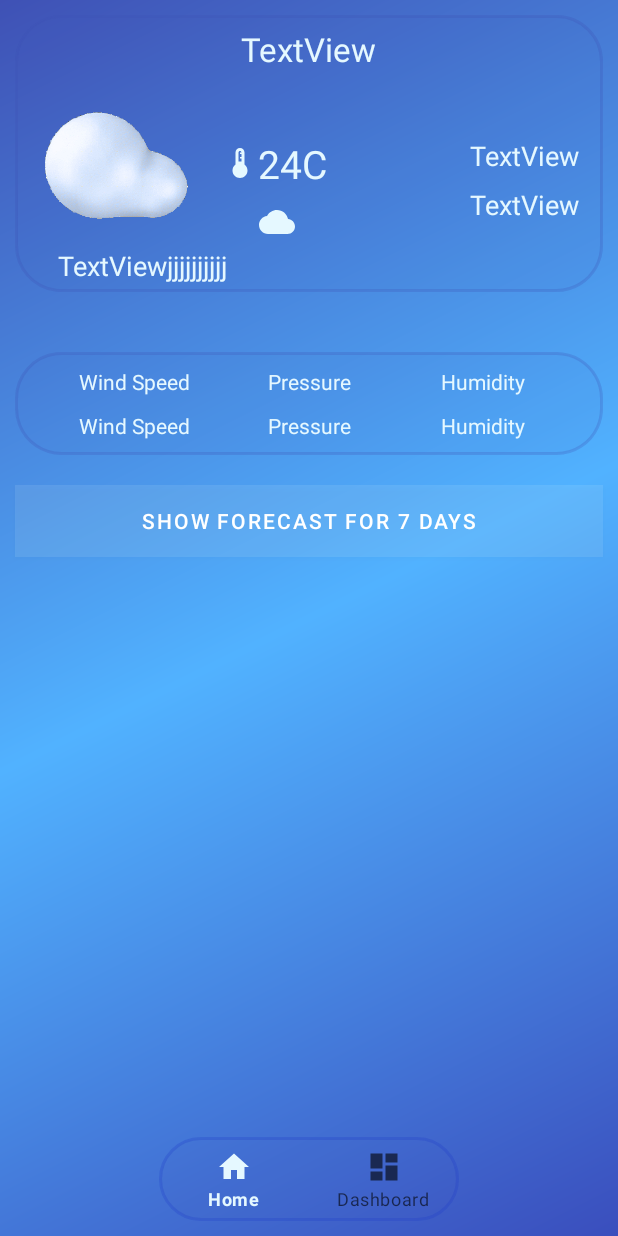
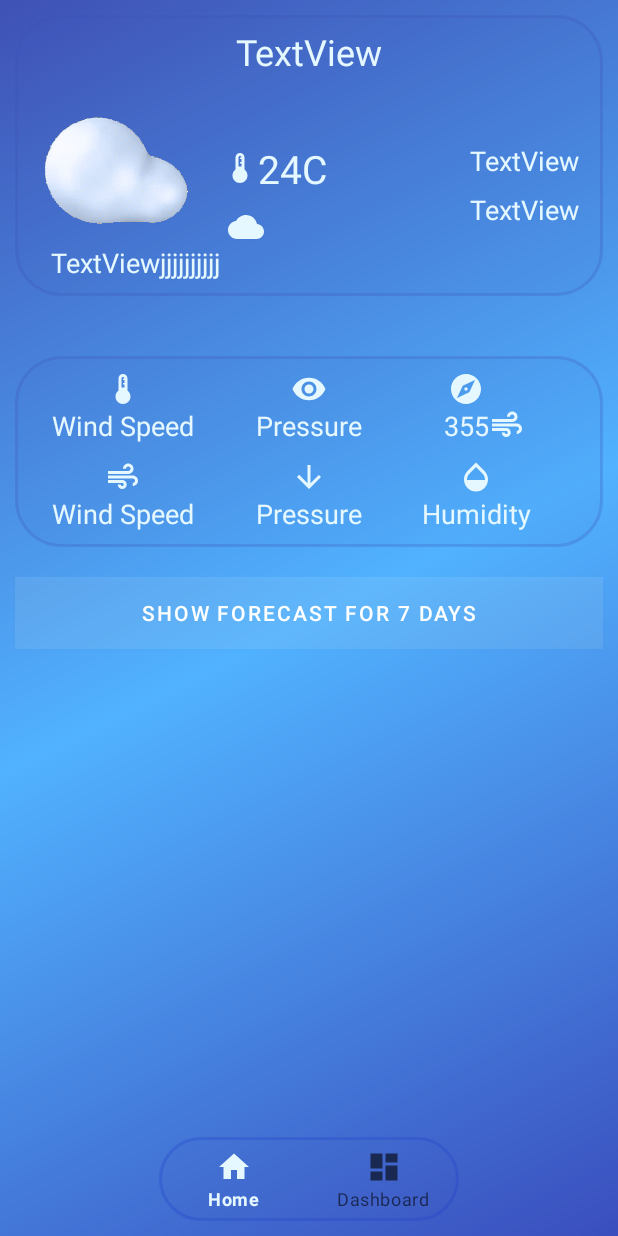
Before and after one commit to AhmedHany6161/Weather, an Android app: the screen it shows after launch (MainActivity), on a phone screen of 412 x 824 dp. Run offline under Robolectric (Android 15) with nearby library versions, the phone set to English and light mode, and no system bars; our stand-ins replace Room's generated code, navigation-ui; 2 statements that could not run were skipped.

Commit message:
version 3 home screen

```diff
--- a/app/src/main/java/com/weatherintake41itiahy/weather/mainScreenUI/home/HomeViewModel.kt
+++ b/app/src/main/java/com/weatherintake41itiahy/weather/mainScreenUI/home/HomeViewModel.kt
@@ -38,7 +38,7 @@ class HomeViewModel(application: Application) : AndroidViewModel(application) {
                 if (list != null) {
                     current = System.currentTimeMillis()
                     for (i in 0..47) {
-                        if (current <= list!![i].time) {
+                        if (current < (list!![i].time+3600000)) {
                             currentWeather = list!![i]
                             break
                         }
--- /dev/null
+++ b/app/src/main/res/drawable/air_ic.xml
@@ -0,0 +1,5 @@
+<vector android:height="24dp" android:tint="#E5F8FF"
+    android:viewportHeight="24" android:viewportWidth="24"
+    android:width="24dp" xmlns:android="http://schemas.android.com/apk/res/android">
+    <path android:fillColor="@android:color/white" android:pathData="M14.5,17c0,1.65 -1.35,3 -3,3s-3,-1.35 -3,-3h2c0,0.55 0.45,1 1,1s1,-0.45 1,-1s-0.45,-1 -1,-1H2v-2h9.5C13.15,14 14.5,15.35 14.5,17zM19,6.5C19,4.57 17.43,3 15.5,3S12,4.57 12,6.5h2C14,5.67 14.67,5 15.5,5S17,5.67 17,6.5S16.33,8 15.5,8H2v2h13.5C17.43,10 19,8.43 19,6.5zM18.5,11H2v2h16.5c0.83,0 1.5,0.67 1.5,1.5S19.33,16 18.5,16v2c1.93,0 3.5,-1.57 3.5,-3.5S20.43,11 18.5,11z"/>
+</vector>
--- /dev/null
+++ b/app/src/main/res/drawable/air_ic_14.xml
@@ -0,0 +1,5 @@
+<vector android:height="14dp" android:tint="#E5F8FF"
+    android:viewportHeight="24" android:viewportWidth="24"
+    android:width="14dp" xmlns:android="http://schemas.android.com/apk/res/android">
+    <path android:fillColor="@android:color/white" android:pathData="M14.5,17c0,1.65 -1.35,3 -3,3s-3,-1.35 -3,-3h2c0,0.55 0.45,1 1,1s1,-0.45 1,-1s-0.45,-1 -1,-1H2v-2h9.5C13.15,14 14.5,15.35 14.5,17zM19,6.5C19,4.57 17.43,3 15.5,3S12,4.57 12,6.5h2C14,5.67 14.67,5 15.5,5S17,5.67 17,6.5S16.33,8 15.5,8H2v2h13.5C17.43,10 19,8.43 19,6.5zM18.5,11H2v2h16.5c0.83,0 1.5,0.67 1.5,1.5S19.33,16 18.5,16v2c1.93,0 3.5,-1.57 3.5,-3.5S20.43,11 18.5,11z"/>
+</vector>
--- /dev/null
+++ b/app/src/main/res/drawable/cloud_ic_14.xml
@@ -0,0 +1,5 @@
+<vector android:height="14dp" android:tint="#E5F8FF"
+    android:viewportHeight="24" android:viewportWidth="24"
+    android:width="14dp" xmlns:android="http://schemas.android.com/apk/res/android">
+    <path android:fillColor="@android:color/white" android:pathData="M19.35,10.04C18.67,6.59 15.64,4 12,4 9.11,4 6.6,5.64 5.35,8.04 2.34,8.36 0,10.91 0,14c0,3.31 2.69,6 6,6h13c2.76,0 5,-2.24 5,-5 0,-2.64 -2.05,-4.78 -4.65,-4.96z"/>
+</vector>
--- /dev/null
+++ b/app/src/main/res/drawable/hum_18.xml
@@ -0,0 +1,5 @@
+<vector android:height="18dp" android:tint="#E5F8FF"
+    android:viewportHeight="24" android:viewportWidth="24"
+    android:width="18dp" xmlns:android="http://schemas.android.com/apk/res/android">
+    <path android:fillColor="@android:color/white" android:pathData="M17.66,8L12,2.35 6.34,8C4.78,9.56 4,11.64 4,13.64s0.78,4.11 2.34,5.67 3.61,2.35 5.66,2.35 4.1,-0.79 5.66,-2.35S20,15.64 20,13.64 19.22,9.56 17.66,8zM6,14c0.01,-2 0.62,-3.27 1.76,-4.4L12,5.27l4.24,4.38C17.38,10.77 17.99,12 18,14H6z"/>
+</vector>
--- /dev/null
+++ b/app/src/main/res/drawable/humidity.xml
@@ -0,0 +1,5 @@
+<vector android:height="24dp" android:tint="#E5F8FF"
+    android:viewportHeight="24" android:viewportWidth="24"
+    android:width="24dp" xmlns:android="http://schemas.android.com/apk/res/android">
+    <path android:fillColor="@android:color/white" android:pathData="M17.66,8L12,2.35 6.34,8C4.78,9.56 4,11.64 4,13.64s0.78,4.11 2.34,5.67 3.61,2.35 5.66,2.35 4.1,-0.79 5.66,-2.35S20,15.64 20,13.64 19.22,9.56 17.66,8zM6,14c0.01,-2 0.62,-3.27 1.76,-4.4L12,5.27l4.24,4.38C17.38,10.77 17.99,12 18,14H6z"/>
+</vector>
--- /dev/null
+++ b/app/src/main/res/drawable/ic_baseline_arrow_downward_24.xml
@@ -0,0 +1,5 @@
+<vector android:height="24dp" android:tint="#E5F8FF"
+    android:viewportHeight="24" android:viewportWidth="24"
+    android:width="24dp" xmlns:android="http://schemas.android.com/apk/res/android">
+    <path android:fillColor="@android:color/white" android:pathData="M20,12l-1.41,-1.41L13,16.17V4h-2v12.17l-5.58,-5.59L4,12l8,8 8,-8z"/>
+</vector>
--- /dev/null
+++ b/app/src/main/res/drawable/press_18.xml
@@ -0,0 +1,5 @@
+<vector android:height="18dp" android:tint="#E5F8FF"
+    android:viewportHeight="24" android:viewportWidth="24"
+    android:width="18dp" xmlns:android="http://schemas.android.com/apk/res/android">
+    <path android:fillColor="@android:color/white" android:pathData="M20,12l-1.41,-1.41L13,16.17V4h-2v12.17l-5.58,-5.59L4,12l8,8 8,-8z"/>
+</vector>
--- /dev/null
+++ b/app/src/main/res/drawable/temp_ic_14.xml
@@ -0,0 +1,5 @@
+<vector android:height="14dp" android:tint="#E5F8FF"
+    android:viewportHeight="24" android:viewportWidth="24"
+    android:width="14dp" xmlns:android="http://schemas.android.com/apk/res/android">
+    <path android:fillColor="@android:color/white" android:pathData="M15,13L15,5c0,-1.66 -1.34,-3 -3,-3S9,3.34 9,5v8c-1.21,0.91 -2,2.37 -2,4 0,2.76 2.24,5 5,5s5,-2.24 5,-5c0,-1.63 -0.79,-3.09 -2,-4zM11,5c0,-0.55 0.45,-1 1,-1s1,0.45 1,1h-1v1h1v2h-1v1h1v2h-2L11,5z"/>
+</vector>
--- /dev/null
+++ b/app/src/main/res/drawable/visibility.xml
@@ -0,0 +1,5 @@
+<vector android:height="24dp" android:tint="#E5F8FF"
+    android:viewportHeight="24" android:viewportWidth="24"
+    android:width="24dp" xmlns:android="http://schemas.android.com/apk/res/android">
+    <path android:fillColor="@android:color/white" android:pathData="M12,4.5C7,4.5 2.73,7.61 1,12c1.73,4.39 6,7.5 11,7.5s9.27,-3.11 11,-7.5c-1.73,-4.39 -6,-7.5 -11,-7.5zM12,17c-2.76,0 -5,-2.24 -5,-5s2.24,-5 5,-5 5,2.24 5,5 -2.24,5 -5,5zM12,9c-1.66,0 -3,1.34 -3,3s1.34,3 3,3 3,-1.34 3,-3 -1.34,-3 -3,-3z"/>
+</vector>
--- /dev/null
+++ b/app/src/main/res/drawable/wid_degree.xml
@@ -0,0 +1,5 @@
+<vector android:height="24dp" android:tint="#E5F8FF"
+    android:viewportHeight="24" android:viewportWidth="24"
+    android:width="24dp" xmlns:android="http://schemas.android.com/apk/res/android">
+    <path android:fillColor="@android:color/white" android:pathData="M12,10.9c-0.61,0 -1.1,0.49 -1.1,1.1s0.49,1.1 1.1,1.1c0.61,0 1.1,-0.49 1.1,-1.1s-0.49,-1.1 -1.1,-1.1zM12,2C6.48,2 2,6.48 2,12s4.48,10 10,10 10,-4.48 10,-10S17.52,2 12,2zM14.19,14.19L6,18l3.81,-8.19L18,6l-3.81,8.19z"/>
+</vector>
--- /dev/null
+++ b/app/src/main/res/drawable/wind_18.xml
@@ -0,0 +1,5 @@
+<vector android:height="18dp" android:tint="#E5F8FF"
+    android:viewportHeight="24" android:viewportWidth="24"
+    android:width="18dp" xmlns:android="http://schemas.android.com/apk/res/android">
+    <path android:fillColor="@android:color/white" android:pathData="M14.5,17c0,1.65 -1.35,3 -3,3s-3,-1.35 -3,-3h2c0,0.55 0.45,1 1,1s1,-0.45 1,-1s-0.45,-1 -1,-1H2v-2h9.5C13.15,14 14.5,15.35 14.5,17zM19,6.5C19,4.57 17.43,3 15.5,3S12,4.57 12,6.5h2C14,5.67 14.67,5 15.5,5S17,5.67 17,6.5S16.33,8 15.5,8H2v2h13.5C17.43,10 19,8.43 19,6.5zM18.5,11H2v2h16.5c0.83,0 1.5,0.67 1.5,1.5S19.33,16 18.5,16v2c1.93,0 3.5,-1.57 3.5,-3.5S20.43,11 18.5,11z"/>
+</vector>
--- a/app/src/main/res/layout/fragment_home.xml
+++ b/app/src/main/res/layout/fragment_home.xml
@@ -37,7 +37,7 @@
                 android:layout_height="wrap_content"
                 android:layout_marginTop="8dp"
                 android:text="TextView"
-                android:textSize="22sp"
+                android:textSize="24sp"
                 app:layout_constraintEnd_toEndOf="parent"
                 app:layout_constraintStart_toStartOf="parent"
                 app:layout_constraintTop_toTopOf="parent" />
@@ -46,8 +46,7 @@
                 android:id="@+id/textDescId"
                 android:layout_width="wrap_content"
                 android:layout_height="wrap_content"
-                android:layout_margin="5dp"
-
+                   android:layout_marginBottom="10dp"
                 android:text="TextViewjjjjjjjjjj"
                 android:textSize="18sp"
                 app:layout_constraintBottom_toBottomOf="parent"
@@ -91,8 +90,8 @@
                 android:textSize="24sp"
                 app:drawableLeftCompat="@drawable/cloud_ic"
                 app:layout_constraintBottom_toBottomOf="parent"
-                app:layout_constraintEnd_toEndOf="@+id/main_temp"
-                app:layout_constraintHorizontal_bias="0.543"
+                app:layout_constraintEnd_toEndOf="parent"
+                app:layout_constraintHorizontal_bias="0.017"
                 app:layout_constraintStart_toStartOf="@+id/main_temp"
                 app:layout_constraintTop_toBottomOf="@+id/main_temp"
                 app:layout_constraintVertical_bias="0.0" />
@@ -125,18 +124,19 @@
             android:layout_margin="10dp"
             android:background="@drawable/recycler_background">
 
-
             <TextView
-                android:id="@+id/textViewHum"
+                android:id="@+id/wind_degree"
                 android:layout_width="wrap_content"
                 android:layout_height="wrap_content"
                 android:layout_margin="10dp"
-                android:layout_marginTop="4dp"
-                android:text="@string/humidity"
+                 android:textSize="18sp"
+                android:text="355"
                 app:layout_constraintEnd_toEndOf="parent"
                 app:layout_constraintHorizontal_bias="0.868"
                 app:layout_constraintStart_toStartOf="parent"
-                app:layout_constraintTop_toTopOf="parent" />
+                app:layout_constraintTop_toTopOf="parent"
+                app:drawableTopCompat="@drawable/wid_degree"
+                app:drawableEndCompat="@drawable/air_ic" />
 
             <TextView
                 android:id="@+id/Humidity"
@@ -144,18 +144,22 @@
                 android:layout_height="wrap_content"
                 android:layout_margin="10dp"
                 android:text="@string/humidity"
+                android:textSize="18sp"
+                app:drawableTopCompat="@drawable/humidity"
                 app:layout_constraintBottom_toBottomOf="parent"
-                app:layout_constraintEnd_toEndOf="@+id/textViewHum"
-                app:layout_constraintStart_toStartOf="@+id/textViewHum"
-                app:layout_constraintTop_toBottomOf="@+id/textViewHum" />
+                app:layout_constraintEnd_toEndOf="@+id/wind_degree"
+                app:layout_constraintHorizontal_bias="0.652"
+                app:layout_constraintStart_toStartOf="@+id/wind_degree"
+                app:layout_constraintTop_toBottomOf="@+id/wind_degree" />
 
             <TextView
-                android:id="@+id/textViewPres"
+                android:id="@+id/visiablity"
                 android:layout_width="wrap_content"
                 android:layout_height="wrap_content"
                 android:layout_margin="10dp"
-                android:layout_marginTop="4dp"
                 android:text="@string/pressure"
+                android:textSize="18sp"
+                android:drawableTop="@drawable/visibility"
                 app:layout_constraintEnd_toEndOf="parent"
                 app:layout_constraintStart_toStartOf="parent"
                 app:layout_constraintTop_toTopOf="parent" />
@@ -166,20 +170,24 @@
                 android:layout_height="wrap_content"
                 android:layout_margin="10dp"
                 android:text="@string/pressure"
+                android:textSize="18sp"
                 app:layout_constraintBottom_toBottomOf="parent"
-                app:layout_constraintEnd_toEndOf="@+id/textViewPres"
-                app:layout_constraintStart_toStartOf="@+id/textViewPres"
-                app:layout_constraintTop_toBottomOf="@+id/textViewPres" />
+                app:layout_constraintEnd_toEndOf="@+id/visiablity"
+                app:layout_constraintStart_toStartOf="@+id/visiablity"
+                app:layout_constraintTop_toBottomOf="@+id/visiablity"
+                app:drawableTopCompat="@drawable/ic_baseline_arrow_downward_24" />
 
             <TextView
-                android:id="@+id/textViewWid"
+                android:id="@+id/feels_like"
                 android:layout_width="wrap_content"
                 android:layout_height="wrap_content"
                 android:layout_margin="10dp"
                 android:layout_marginTop="8dp"
                 android:text="@string/wind_speed"
+                android:textSize="18sp"
+                app:drawableTopCompat="@drawable/temp_ic"
                 app:layout_constraintEnd_toEndOf="parent"
-                app:layout_constraintHorizontal_bias="0.11"
+                app:layout_constraintHorizontal_bias="0.053"
                 app:layout_constraintStart_toStartOf="parent"
                 app:layout_constraintTop_toTopOf="parent" />
 
@@ -189,10 +197,12 @@
                 android:layout_height="wrap_content"
                 android:layout_margin="10dp"
                 android:text="@string/wind_speed"
+                android:textSize="18sp"
                 app:layout_constraintBottom_toBottomOf="parent"
-                app:layout_constraintEnd_toEndOf="@+id/textViewWid"
-                app:layout_constraintStart_toStartOf="@+id/textViewWid"
-                app:layout_constraintTop_toBottomOf="@+id/textViewWid" />
+                app:layout_constraintEnd_toEndOf="@+id/feels_like"
+                app:layout_constraintStart_toStartOf="@+id/feels_like"
+                app:layout_constraintTop_toBottomOf="@+id/feels_like"
+                app:drawableTopCompat="@drawable/air_ic" />
         </androidx.constraintlayout.widget.ConstraintLayout>
 
         <Button
```
Also changed, not shown: app/src/main/java/com/weatherintake41itiahy/weather/mainScreenUI/home/HomeAdapter.kt (+7 -2 lines), app/src/main/res/drawable/degree.xml (added, +7 -0 lines), app/src/main/res/layout/hourly_co.xml (+26 -13 lines), 45 other files.
